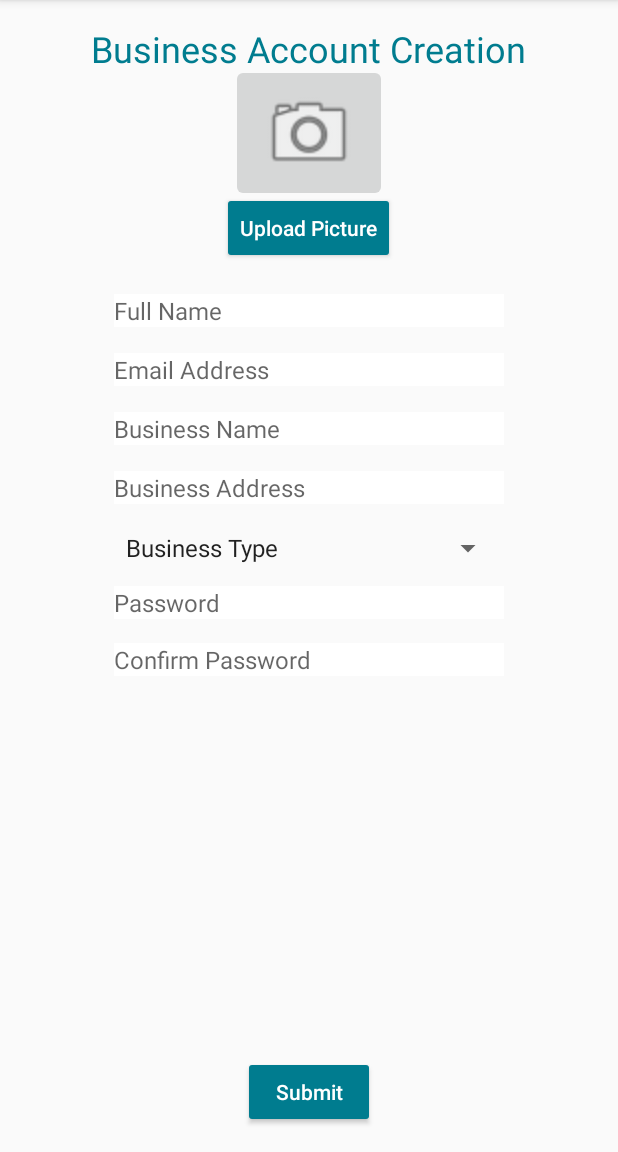
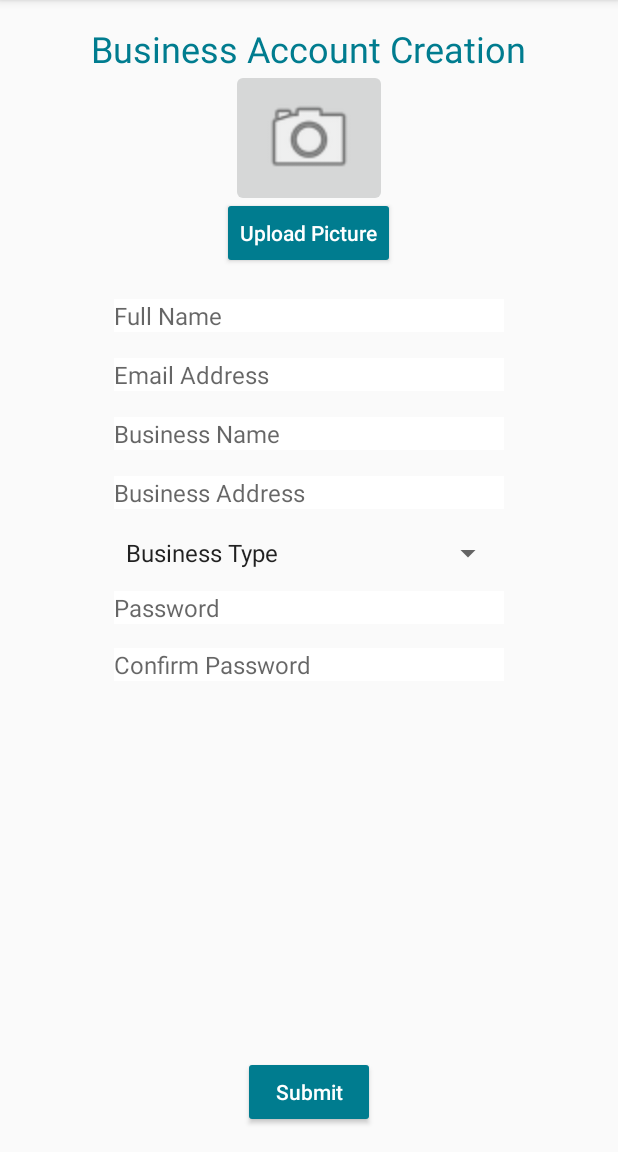
Before and after one commit to BlankLife/Linked, an Android app: the BusinessCreate screen opened directly, with no data from a screen before it, on a phone screen of 412 x 824 dp, the part 84-1236 px from its top. Run offline under Robolectric (Android 15) with nearby library versions, the phone set to English and light mode, and no system bars; our stand-ins replace Firebase (no records; nobody signed in at launch, a user with empty details on screens opened directly).

Commit message:
Layout with LoginAuthentication
-Registration and Login authentication done through Firebase
-Needs error checking on completed fields

```diff
--- a/Layout_Danielle/app/src/main/java/linked/linkedtest/BusinessActivities.java
+++ b/Layout_Danielle/app/src/main/java/linked/linkedtest/BusinessActivities.java
@@ -1,4 +1,6 @@
 package linked.linkedtest;
+
+import linked.linkedtest.R.*;
 
 import android.support.v7.app.AppCompatActivity;
 import android.os.Bundle;
@@ -24,6 +26,8 @@ public class BusinessActivities extends AppCompatActivity implements AdapterView
 
     }
 
+
+
     @Override
     public void onItemSelected(AdapterView<?> parent, View view, int position, long id) {
 /*        TextView spinnerDialogText = (TextView) view;
--- a/Layout_Danielle/app/src/main/java/linked/linkedtest/BusinessCreate.java
+++ b/Layout_Danielle/app/src/main/java/linked/linkedtest/BusinessCreate.java
@@ -1,10 +1,13 @@
 package linked.linkedtest;
 
+import android.support.annotation.NonNull;
 import android.support.v7.app.AppCompatActivity;
 import android.os.Bundle;
+import android.util.Log;
 import android.view.View;
 import android.widget.AdapterView;
 import android.widget.ArrayAdapter;
+import android.widget.EditText;
 import android.widget.Spinner;
 import android.widget.ImageButton;
 import android.content.Intent;
@@ -12,18 +15,46 @@ import android.widget.Button;
 import android.widget.TextView;
 import android.widget.Toast;
 
-import java.lang.reflect.Array;
+import com.google.android.gms.tasks.OnCompleteListener;
+import com.google.android.gms.tasks.Task;
+import com.google.firebase.auth.AuthResult;
+import com.google.firebase.auth.FirebaseAuth;
+import com.google.firebase.auth.FirebaseUser;
+
+
 
 public class BusinessCreate extends AppCompatActivity implements AdapterView.OnItemSelectedListener{
 
     Spinner business_spinner;
     ArrayAdapter adapter;
     private static final int PICK_IMAGE = 1;
+    private static final String TAG = "EmailPassword";
+
+    //Firebase Objects
+    private FirebaseAuth mAuth;
+    private FirebaseAuth.AuthStateListener mAuthListener;
 
     @Override
     protected void onCreate(Bundle savedInstanceState) {
         super.onCreate(savedInstanceState);
         setContentView(R.layout.activity_business_create);
+
+        //Initialize Firebase Object
+        mAuth = FirebaseAuth.getInstance();
+        mAuthListener = new FirebaseAuth.AuthStateListener() {
+            @Override
+            public void onAuthStateChanged(@NonNull FirebaseAuth firebaseAuth) {
+                FirebaseUser user = firebaseAuth.getCurrentUser();
+                if (user != null) {
+                    // User is signed in
+                    Log.d(TAG, "onAuthStateChanged:signed_in:" + user.getUid());
+                } else {
+                    // User is signed out
+                    Log.d(TAG, "onAuthStateChanged:signed_out");
+                }
+                // ...
+            }
+        };
 
         adapter = ArrayAdapter.createFromResource(this, R.array.business_type_array, android.R.layout.simple_spinner_item);
         business_spinner = (Spinner) findViewById(R.id.businessSpinner);
@@ -46,12 +77,24 @@ public class BusinessCreate extends AppCompatActivity implements AdapterView.OnI
         Button submit = (Button) findViewById(R.id.submitButton);
         submit.setOnClickListener(new View.OnClickListener(){
             public void onClick(View view){
-                Intent i = new Intent(BusinessCreate.this, BusinessActivities.class);
-                startActivity(i);
+                businessCreate();
             }
         });
     }
 
+    @Override
+    public void onStart() {
+        super.onStart();
+        mAuth.addAuthStateListener(mAuthListener);
+    }
+
+    @Override
+    public void onStop() {
+        super.onStop();
+        if (mAuthListener != null) {
+            mAuth.removeAuthStateListener(mAuthListener);
+        }
+    }
     @Override
     public void onItemSelected(AdapterView<?> parent, View view, int position, long id) {
 /*        TextView spinnerDialogText = (TextView) view;
@@ -59,7 +102,37 @@ public class BusinessCreate extends AppCompatActivity implements AdapterView.OnI
     }
 
     @Override
-    public void onNothingSelected(AdapterView<?> parent) {
+    public void onNothingSelected(AdapterView<?> parent) {    }
+
+    private void businessCreate(){
+        // Initialize view objects
+        //final EditText username = (EditText) findViewById(R.id.userText);
+        final EditText fullname = (EditText) findViewById(R.id.emailText2);
+        final EditText email = (EditText) findViewById(R.id.cPassText2);
+        final EditText business = (EditText) findViewById(R.id.nameText2);
+        final EditText address = (EditText) findViewById(R.id.passText2);
+        final EditText password = (EditText) findViewById(R.id.passText);
+        final EditText confirm = (EditText) findViewById(R.id.cPassText);
+
+        if (password != confirm) {
+            //Throw error for this if all fields are filled
+        }
+
+        String user = email.getText().toString().trim();
+        String pass = password.getText().toString().trim();
+
+        // Create user with FirebaseAuth here
+        mAuth.createUserWithEmailAndPassword(user, pass)
+                .addOnCompleteListener(BusinessCreate.this, new OnCompleteListener<AuthResult>() {
+                    @Override
+                    public void onComplete(@NonNull Task<AuthResult> task){
+                        Log.d(TAG, "createUserWithEmail:onComplete:" + task.isSuccessful());
+                        startActivity(new Intent(BusinessCreate.this, BusinessActivities.class));
+                        if (!task.isSuccessful()) {
+                            Toast.makeText(BusinessCreate.this, R.string.auth_failed, Toast.LENGTH_SHORT).show();
+                        }
+                    }
+                });
 
     }
 }
--- a/Layout_Danielle/app/src/main/java/linked/linkedtest/UserCreate.java
+++ b/Layout_Danielle/app/src/main/java/linked/linkedtest/UserCreate.java
@@ -145,6 +145,7 @@ public class UserCreate extends AppCompatActivity implements AdapterView.OnItemS
                     @Override
                     public void onComplete(@NonNull Task<AuthResult> task){
                         Log.d(TAG, "createUserWithEmail:onComplete:" + task.isSuccessful());
+                        startActivity(new Intent(UserCreate.this, BusinessActivities.class));
                         if (!task.isSuccessful()) {
                             Toast.makeText(UserCreate.this, R.string.auth_failed, Toast.LENGTH_SHORT).show();
                         }
--- a/Layout_Danielle/app/src/main/res/layout/activity_business_create.xml
+++ b/Layout_Danielle/app/src/main/res/layout/activity_business_create.xml
@@ -19,17 +19,6 @@
         android:textSize="24sp"
         android:textColor="@color/prim_blue"
         android:layout_alignParentTop="true"
-        android:layout_centerHorizontal="true" />
-
-    <ImageButton
-        android:layout_width="wrap_content"
-        android:layout_height="wrap_content"
-        app:srcCompat="@android:drawable/ic_menu_camera"
-        android:layout_marginTop="14dp"
-        android:id="@+id/imageButton2"
-        android:scaleX="2"
-        android:scaleY="2"
-        android:layout_below="@+id/businessTitle"
         android:layout_centerHorizontal="true" />
 
     <Button
@@ -115,21 +104,6 @@
         android:layout_width="260dp"
         android:layout_height="wrap_content"
         android:inputType="textPassword"
-        android:hint="@string/password"
-        android:ems="10"
-        android:background="@android:color/white"
-        android:layout_marginTop="13dp"
-        android:id="@+id/passText"
-        android:fontFamily="sans-serif"
-        android:layout_below="@+id/businessSpinner"
-        android:layout_alignLeft="@+id/passText2"
-        android:layout_alignStart="@+id/passText2"
-        android:textSize="16sp"/>
-
-    <EditText
-        android:layout_width="260dp"
-        android:layout_height="wrap_content"
-        android:inputType="textPassword"
         android:hint="@string/password_confirm"
         android:ems="10"
         android:background="@android:color/white"
@@ -152,4 +126,30 @@
         android:layout_alignParentBottom="true"
         android:layout_centerHorizontal="true" />
 
+    <ImageButton
+        android:layout_width="wrap_content"
+        android:layout_height="wrap_content"
+        app:srcCompat="@android:drawable/ic_menu_camera"
+        android:layout_marginTop="17dp"
+        android:id="@+id/imageButton2"
+        android:scaleX="2"
+        android:scaleY="2"
+        android:layout_below="@+id/businessTitle"
+        android:layout_centerHorizontal="true" />
+
+    <EditText
+        android:layout_width="260dp"
+        android:layout_height="wrap_content"
+        android:inputType="textPassword"
+        android:hint="@string/password"
+        android:ems="10"
+        android:background="@android:color/white"
+        android:layout_marginTop="13dp"
+        android:id="@+id/passText"
+        android:fontFamily="sans-serif"
+        android:textSize="16sp"
+        android:layout_below="@+id/businessSpinner"
+        android:layout_alignLeft="@+id/passText2"
+        android:layout_alignStart="@+id/passText2" />
+
 </RelativeLayout>
```
Also changed, not shown: Layout_Danielle/app/src/main/java/linked/linkedtest/Start_menu.java (+4 -11 lines).
